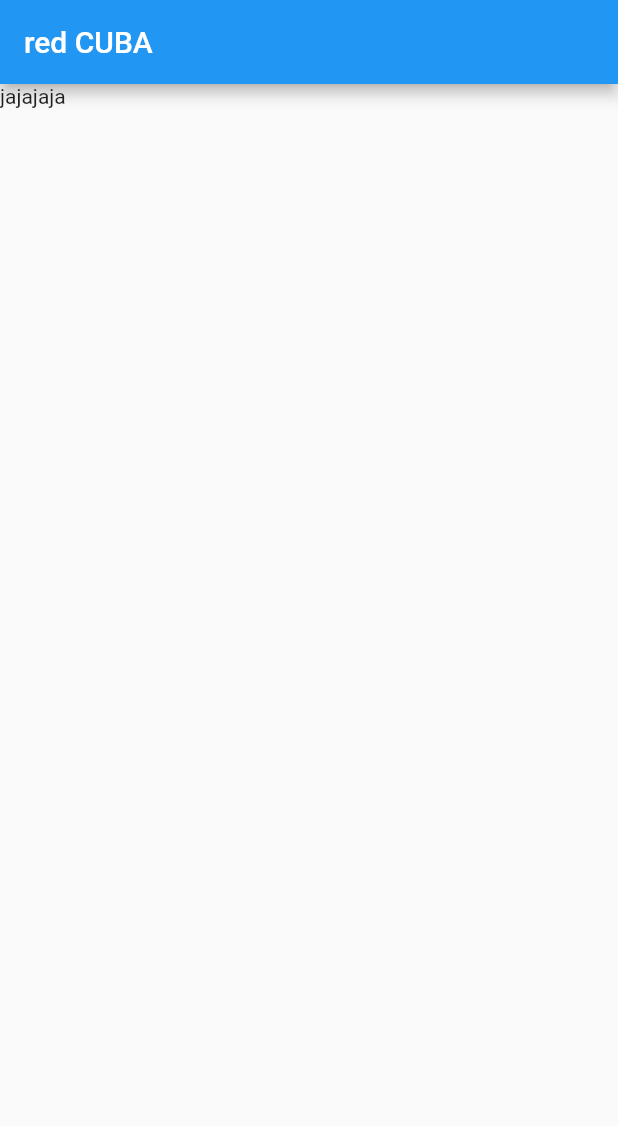
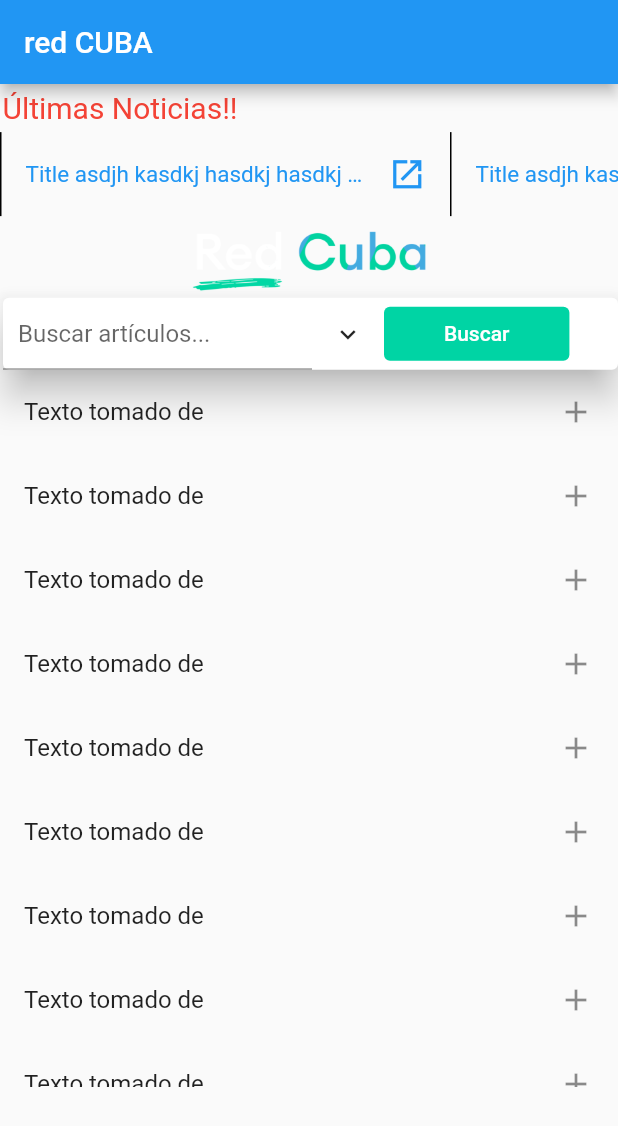
Before and after one commit to AndryCU/red-cuba-enchufe, a Flutter app: the screen it shows after launch, on a phone screen of 412 x 824 dp. Shown: the top 1126 px of the screen. Run offline on Flutter 3.47's test engine with Material 2 defaults, Android fonts, the phone set to English and light mode, and no system bars; our stand-ins replace flutter_screenutil; network calls fail.

Commit message:
UI ok
Parece que la UI esta bien.

```diff
--- a/lib/main.dart
+++ b/lib/main.dart
@@ -6,6 +6,10 @@
 class MyApp extends StatelessWidget {
   @override
   Widget build(BuildContext context) {
-    return MaterialApp(title: 'red CUBA', home: HomePage());
+    return MaterialApp(
+      title: 'red CUBA',
+      home: HomePage(),
+      debugShowCheckedModeBanner: false,
+    );
   }
 }
--- a/lib/pages/home_page.dart
+++ b/lib/pages/home_page.dart
@@ -1,10 +1,10 @@
+import 'package:flutter/cupertino.dart';
 import 'package:flutter/material.dart';
 import 'package:html/parser.dart' as parser;
 import 'package:http/http.dart' as http;
+import 'package:flutter_screenutil/flutter_screenutil.dart';
 
 class HomePage extends StatefulWidget {
-  const HomePage({Key? key}) : super(key: key);
-
   @override
   _HomePageState createState() => _HomePageState();
 }
@@ -12,17 +12,208 @@
 class _HomePageState extends State<HomePage> {
   @override
   Widget build(BuildContext context) {
+    getUltimoMunito();
     return Scaffold(
+      resizeToAvoidBottomInset: false,
       appBar: AppBar(
         title: Text('red CUBA'),
       ),
       body: Container(
-        child: Text('jajajaja'),
+          margin:
+              EdgeInsets.only(top: MediaQuery.of(context).size.height * 0.005),
+          child: Column(children: [
+            Container(
+              child: textUltimasNoticias(),
+              padding: EdgeInsets.only(
+                  left: MediaQuery.of(context).size.height * 0.002),
+            ),
+            _pageViewDestacadas(),
+            _logoImage(context),
+            _textShow(),
+            _showNewList()
+          ])),
+    );
+  }
+
+  Align textUltimasNoticias() {
+    return Align(
+      alignment: Alignment.centerLeft,
+      child: Text(
+        'Últimas Noticias!!',
+        style: TextStyle(color: Colors.red, fontSize: 20),
+        textAlign: TextAlign.start,
       ),
     );
   }
 
-  String test() {
-    return '';
+  Container _logoImage(BuildContext context) {
+    return Container(
+      padding: EdgeInsets.only(
+          left: 10, right: 10, top: MediaQuery.of(context).size.height * 0.005),
+      width: double.infinity,
+      child: Image.asset(
+        'assets/images/logo.png',
+        width: double.infinity,
+        height: MediaQuery.of(context).size.height * 0.05,
+      ),
+    );
+  }
+
+  Widget testwidget(int p) {
+    return FutureBuilder(
+      builder: (context, snapshot) {
+        if (snapshot.hasData) {
+          return null; //TODO
+        } else {
+          return Center(
+            child: CircularProgressIndicator(
+              color: Colors.red,
+            ),
+          );
+        }
+      },
+      future: test(p),
+    );
+  }
+
+  Future<String> test(int pos) async {
+    String texto1 = '';
+    final response = await http.Client().get(Uri.parse(
+        'https://www.redcuba.cu/web/webResults/inteferon?_query=inteferon'));
+    if (response.statusCode == 200) {
+      var documento = parser.parse(response.body);
+      texto1 = documento
+          .getElementsByClassName('results-page')[0]
+          .children[pos]
+          .children[0]
+          .text
+          .toString();
+    }
+    return texto1;
+  }
+
+  Future<List<String>> getUltimoMunito() async {
+    List<String> ultimo_minuto = [];
+
+    final response =
+        await http.Client().get(Uri.parse('https://www.redcuba.cu/'));
+    if (response.statusCode == 200) {
+      var documento = parser.parse(response.body);
+      String new1 = documento
+          .getElementsByClassName('ultimo-minuto padding-rl-0')[0]
+          .children[0]
+          .children[0]
+          .text
+          .trim();
+      String new2 = documento
+          .getElementsByClassName('ultimo-minuto padding-rl-0')[0]
+          .children[1]
+          .children[0]
+          .text
+          .trim();
+      ultimo_minuto.add(new1);
+      print('$new1   $new2');
+    }
+
+    return ultimo_minuto;
+  }
+
+  Widget _showClimaData() {
+    return Container(
+      child: Text('CLIMA AQUI'),
+    );
+  }
+
+  Widget _pageViewDestacadas() {
+    return Container(
+      height: MediaQuery.of(context).size.height * 0.08,
+      child: ListView.builder(
+        scrollDirection: Axis.horizontal,
+        itemCount: 10,
+        itemBuilder: (context, index) {
+          return Center(child: _cardLastestNews());
+        },
+      ),
+    );
+  }
+
+  Widget _cardLastestNews() {
+    return Container(
+      decoration: BoxDecoration(border: Border(left: BorderSide())),
+      width: 300,
+      child: ListTile(
+        onTap: () {
+          print('NAVEGAR');
+        },
+        title: Text(
+          'Title asdjh kasdkj hasdkj hasdkj asdasd ahsd kasdkj hasdkj hasdkj asdasd ahsd',
+          overflow: TextOverflow.ellipsis,
+          style: TextStyle(color: Colors.blue, fontSize: 15.0),
+        ),
+        trailing: Icon(
+          Icons.launch_sharp,
+          color: Colors.blue,
+          size: 25.0,
+        ),
+      ),
+    );
+  }
+
+  Widget _textShow() {
+    return Card(
+      margin: EdgeInsets.only(
+          top: MediaQuery.of(context).size.height * 0.005, left: 2),
+      elevation: 10,
+      child: Container(
+        child: Row(
+          children: [
+            SizedBox(
+              width: MediaQuery.of(context).size.width * 0.5,
+              child: TextField(
+                decoration: const InputDecoration(
+                    hintText: 'Buscar artículos...',
+                    contentPadding: EdgeInsets.all(10)),
+              ),
+            ),
+            IconButton(
+                onPressed: () {},
+                icon: Icon(
+                  Icons.keyboard_arrow_down,
+                  size: MediaQuery.of(context).size.width * 0.05,
+                )),
+            Container(
+              width: MediaQuery.of(context).size.height * 0.15,
+              child: TextButton(
+                  onPressed: () {},
+                  child: Text(
+                    'Buscar',
+                    style: TextStyle(
+                      color: Colors.white,
+                    ),
+                  ),
+                  style: ButtonStyle(
+                    backgroundColor: MaterialStateProperty.all<Color>(
+                        Color.fromRGBO(0, 212, 164, 1)),
+                  )),
+            ),
+          ],
+        ),
+      ),
+    );
+  }
+
+  Widget _showNewList() {
+    return Container(
+      height: MediaQuery.of(context).size.height * 0.58,
+      child: ListView.builder(
+        itemCount: 20,
+        itemBuilder: (context, index) {
+          return ListTile(
+            trailing: Icon(Icons.add),
+            title: Text('Texto tomado de'),
+          );
+        },
+      ),
+    );
   }
 }
--- a/pubspec.yaml
+++ b/pubspec.yaml
@@ -51,8 +51,8 @@
   uses-material-design: true
 
   # To add assets to your application, add an assets section, like this:
-  # assets:
-  #   - images/a_dot_burr.jpeg
+  assets:
+    - assets/images/
   #   - images/a_dot_ham.jpeg
 
   # An image asset can refer to one or more resolution-specific "variants", see
```
Also changed, not shown: assets/images/logo.png (added).
